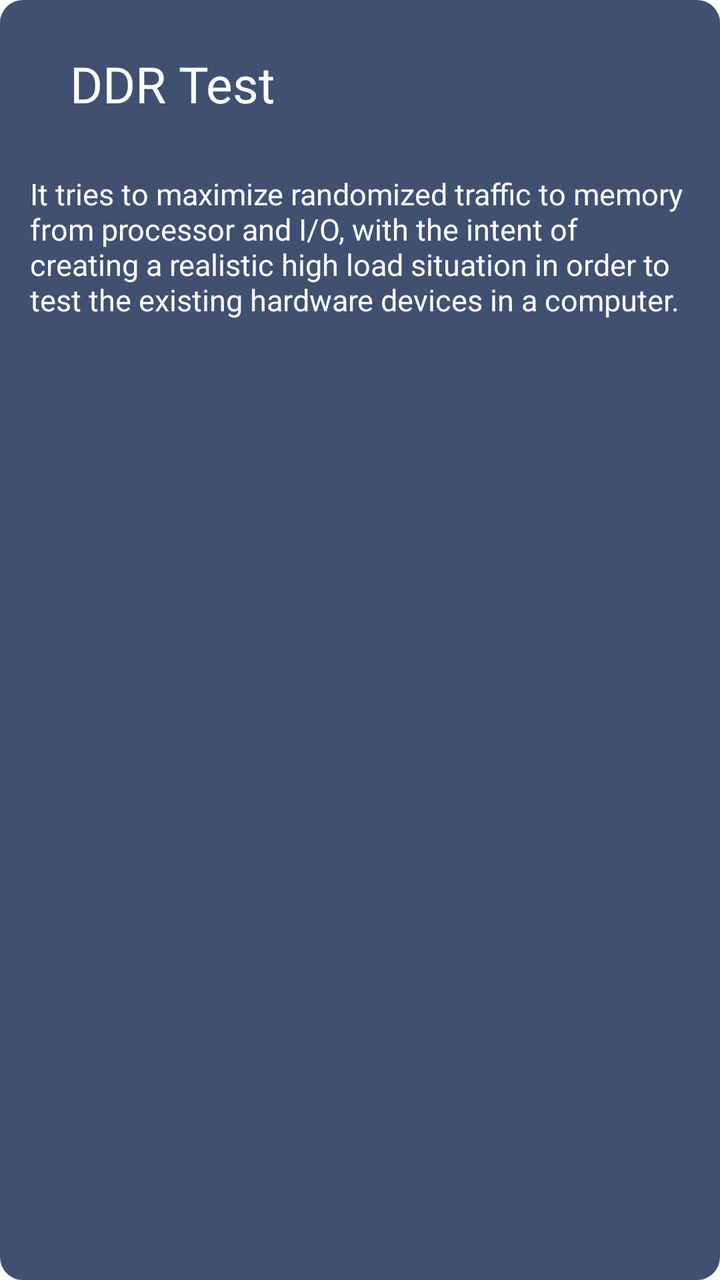
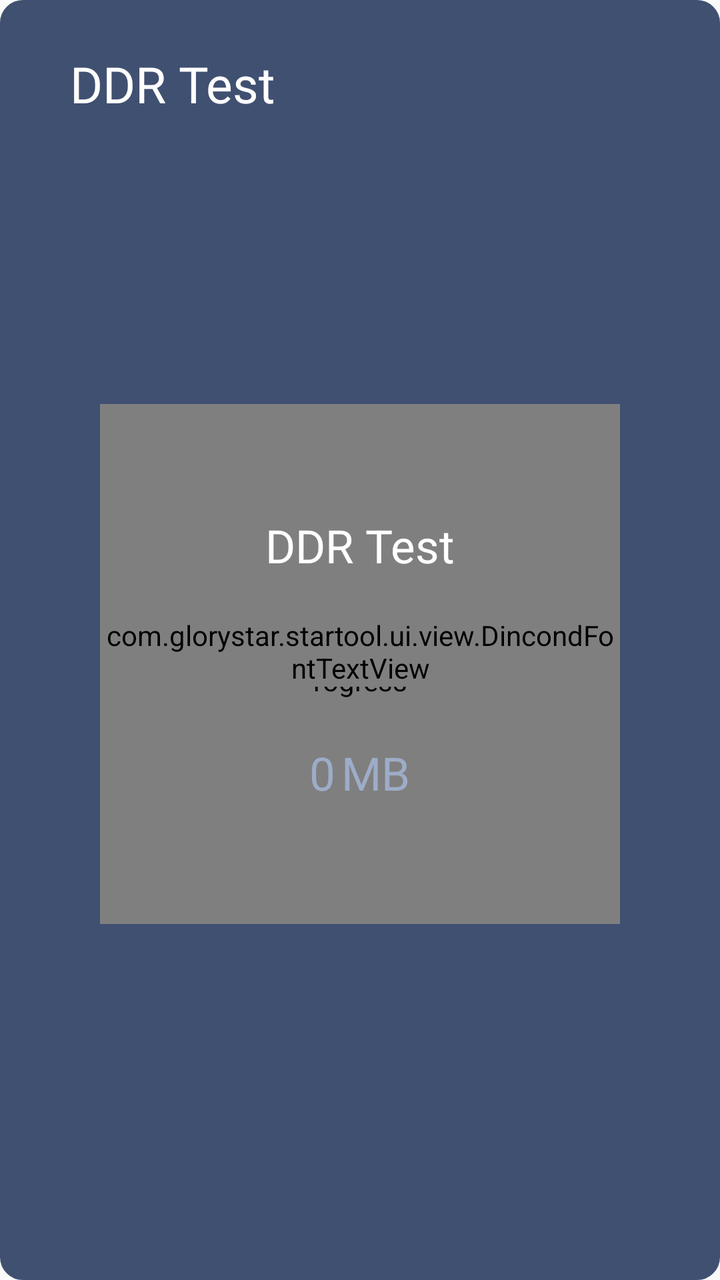

An Android layout rendered at two revisions. The XML below is the earlier revision; the diff shows what the commit changed to produce the second picture.
<!-- AndroidManifest.xml: application theme NoTitle -->
<!-- res/layout/ddrtest_fragment.xml -->
<?xml version="1.0" encoding="utf-8"?>
<RelativeLayout xmlns:android="http://schemas.android.com/apk/res/android"
    xmlns:app="http://schemas.android.com/apk/res-auto"
    android:layout_width="match_parent"
    android:layout_height="365dp">

    <RelativeLayout
        android:layout_width="match_parent"
        android:layout_height="match_parent"
        android:background="@drawable/selector_mode_bg">

        <RelativeLayout
            android:id="@+id/save_image_matrix"
            android:layout_width="match_parent"
            android:layout_height="wrap_content">

            <TextView
                android:layout_width="wrap_content"
                android:layout_height="wrap_content"
                android:layout_marginLeft="35dp"
                android:layout_marginTop="25dp"
                android:fontFamily="@font/montserrat_semibold"
                android:text="@string/DDRTest"
                android:textColor="@color/white"
                android:textSize="25dp" />

            <TextView
                android:id="@+id/time_text"
                android:layout_width="wrap_content"
                android:layout_height="wrap_content"
                android:layout_alignParentRight="true"
                android:layout_marginTop="25dp"
                android:layout_marginRight="55dp"
                android:fontFamily="@font/montserrat_semibold"
                android:textColor="@color/colorMainButton"
                android:textSize="35dp" />

        </RelativeLayout>

        <LinearLayout
            android:visibility="gone"
            android:layout_marginLeft="15dp"
            android:layout_below="@id/save_image_matrix"
            android:id="@+id/container_content"
            android:orientation="vertical"
            android:layout_width="match_parent"
            android:layout_height="wrap_content"
            android:padding="5dp">

            <TextView
                android:id="@+id/tv_result"
                android:layout_width="match_parent"
                android:layout_height="wrap_content"
                android:textColor="@color/white" />

        </LinearLayout>

        <TextView
            android:id="@+id/tv_log"
            android:layout_width="match_parent"
            android:layout_height="match_parent"
            android:layout_below="@id/container_content"
            android:layout_marginStart="15dp"
            android:layout_marginTop="15dp"
            android:layout_marginEnd="15dp"
            android:layout_marginBottom="15dp"
            android:text="@string/ddr_test_intro"
            android:textColor="@color/white"
            android:textSize="15dp" />

    </RelativeLayout>
</RelativeLayout>
<!-- resources referenced by this layout -->
<resources>
  <color name="colorMainButton">#0091FF</color>
  <color name="white">#FFFFFFFF</color>
  <!-- drawable selector_mode_bg (drawable) -->
  <?xml version="1.0" encoding="utf-8"?>
  <shape
      xmlns:android="http://schemas.android.com/apk/res/android">
      
      <solid
          android:color="@color/colorMainLight" />
      
      <stroke
      android:width="1dp"
      android:color="@color/colorMainLight" />
      
      <size android:height="4dp"/>
      
      <corners
          android:radius="11dp"/>
  
  </shape>
  <string name="DDRTest">DDR Test</string>
  <string name="ddr_test_intro">It tries to maximize randomized traffic to memory from processor and I/O, with the intent of creating a realistic high load situation in order to test the existing hardware devices in a computer.</string>
  <style name="NoTitle" parent="Theme.AppCompat.Light.NoActionBar">
          <item name="colorPrimary">@color/colorMain</item>
          <item name="colorPrimaryDark">@color/colorMain</item>
          <item name="colorAccent">@color/colorMain</item>
          <item name="android:windowFullscreen">true</item>
          <item name="windowActionBar">false</item>
          <item name="windowNoTitle">true</item>
          <item name="android:textAppearanceListItemSmall">@style/listPopupWindow</item>
      </style>
  <color name="colorMainLight">#405071</color>
  <color name="colorMain">#1D2D4B</color>
  <style name="listPopupWindow">
          <item name="android:textSize">20mm</item>
          <item name="android:fontFamily">@font/montserrat_regular</item>
          <item name="android:textColor">@color/black</item>
      </style>
  <color name="black">#FF000000</color>
</resources>

<!-- the commit's change to res/layout/ddrtest_fragment.xml (unified diff, before → after) -->
@@ -56,9 +56,10 @@
         </LinearLayout>
 
         <TextView
+            android:visibility="gone"
             android:id="@+id/tv_log"
             android:layout_width="match_parent"
-            android:layout_height="match_parent"
+            android:layout_height="100dp"
             android:layout_below="@id/container_content"
             android:layout_marginStart="15dp"
             android:layout_marginTop="15dp"
@@ -67,6 +68,143 @@
             android:text="@string/ddr_test_intro"
             android:textColor="@color/white"
             android:textSize="15dp" />
+        <LinearLayout
+            android:visibility="gone"
+            android:layout_below="@id/tv_log"
+            android:orientation="vertical"
+            android:layout_width="match_parent"
+            android:layout_height="wrap_content">
+            
+            <ProgressBar
+                android:id="@+id/progress_bar"
+                style="?android:attr/progressBarStyleHorizontal"
+                android:layout_width="match_parent"
+                android:layout_height="wrap_content"
+                android:max="100"
+                android:progress="0"
+                android:layout_marginEnd="8dp" />
+
+            <TextView
+                android:id="@+id/progress_text"
+                android:layout_width="wrap_content"
+                android:layout_height="wrap_content"
+                android:text="0%"
+                android:textSize="16sp"
+                android:textStyle="bold"
+                android:layout_marginEnd="8dp" />
+        </LinearLayout>
+        <LinearLayout
+            android:layout_gravity="center"
+            android:layout_width="wrap_content"
+            android:layout_height="wrap_content"
+            android:layout_centerInParent="true"
+            android:paddingTop="24dp"
+            android:orientation="horizontal">
+            <FrameLayout
+                android:layout_width="260dp"
+                android:layout_height="260dp">
+
+                <com.github.lzyzsd.circleprogress.DonutProgress
+                    android:id="@+id/pgr_freq"
+                    android:layout_width="match_parent"
+                    android:layout_height="match_parent"
+                    app:donut_finished_color="@color/colorMainButton"
+                    app:donut_finished_stroke_width="4dp"
+                    app:donut_progress="30"
+                    app:donut_show_text="false"
+                    app:donut_unfinished_color="@color/colorAccentLight"
+                    app:donut_unfinished_stroke_width="4dp" />
+
+                <RelativeLayout
+
+                    android:layout_width="match_parent"
+                    android:layout_height="match_parent">
+
+                    <LinearLayout
+                        android:layout_width="wrap_content"
+                        android:layout_height="wrap_content"
+                        android:layout_centerInParent="true"
+                        android:gravity="center"
+                        android:orientation="vertical">
+
+                        <TextView
+                            android:layout_width="wrap_content"
+                            android:layout_height="wrap_content"
+                            android:layout_centerHorizontal="true"
+                            android:text="@string/DDRTest"
+                            android:textColor="@color/white"
+                            android:textSize="23dp" />
+
+                        <LinearLayout
+                            android:layout_width="wrap_content"
+                            android:layout_height="wrap_content"
+                            android:layout_marginTop="20dp"
+                            android:orientation="horizontal">
+
+
+                            <com.glorystar.startool.ui.view.DincondFontTextView
+                                android:id="@+id/tv_freq"
+                                android:layout_width="wrap_content"
+                                android:layout_height="wrap_content"
+                                android:layout_centerHorizontal="true"
+                                android:layout_centerVertical="true"
+                                android:textColor="@color/white"
+
+                                android:textSize="37dp"
+                                android:textStyle="bold" />
+
+
+                            <TextView
+                                android:layout_width="wrap_content"
+                                android:layout_height="wrap_content"
+                                android:layout_above="@id/tv_freq"
+                                android:layout_centerHorizontal="true"
+                                android:text="@string/cpu_test_cur_freq"
+                                android:textColor="@color/white"
+                                android:textSize="35dp" />
+
+                            <TextView
+                                android:layout_width="wrap_content"
+                                android:layout_height="wrap_content"
+                                android:layout_below="@id/tv_freq"
+                                android:layout_centerHorizontal="true"
+                                android:text="MB"
+                                android:textColor="@color/white"
+                                android:textSize="25dp" />
+                        </LinearLayout>
+
+                        <LinearLayout
+                            android:layout_width="wrap_content"
+                            android:layout_height="wrap_content"
+                            android:layout_alignParentBottom="true"
+                            android:layout_centerHorizontal="true"
+                            android:layout_marginBottom="5dp"
+                            android:orientation="horizontal">
+
+                            <TextView
+                                android:id="@+id/tv_freq_max"
+                                android:layout_width="wrap_content"
+                                android:layout_height="wrap_content"
+                                android:text="0"
+                                android:textColor="@color/colorFont"
+                                android:textSize="23dp" />
+
+                            <TextView
+                                android:layout_width="wrap_content"
+                                android:layout_height="wrap_content"
+                                android:layout_marginStart="3dp"
+                                android:text="MB"
+                                android:textColor="@color/colorFont"
+                                android:textSize="23dp" />
+
+                        </LinearLayout>
+                    </LinearLayout>
+                </RelativeLayout>
+            </FrameLayout>
+
+        </LinearLayout>
+
+
 
     </RelativeLayout>
 </RelativeLayout>
<!-- resource entries referenced after the edit -->
@@ -1,5 +1,7 @@
 <!-- resources referenced by this layout -->
 <resources>
+  <color name="colorAccentLight">#9DACC8</color>
+  <color name="colorFont">#9DACC8</color>
   <color name="colorMainButton">#0091FF</color>
   <color name="white">#FFFFFFFF</color>
   <!-- drawable selector_mode_bg (drawable) -->
@@ -21,6 +23,7 @@
   
   </shape>
   <string name="DDRTest">DDR Test</string>
+  <string name="cpu_test_cur_freq" />
   <string name="ddr_test_intro">It tries to maximize randomized traffic to memory from processor and I/O, with the intent of creating a realistic high load situation in order to test the existing hardware devices in a computer.</string>
   <style name="NoTitle" parent="Theme.AppCompat.Light.NoActionBar">
           <item name="colorPrimary">@color/colorMain</item>
